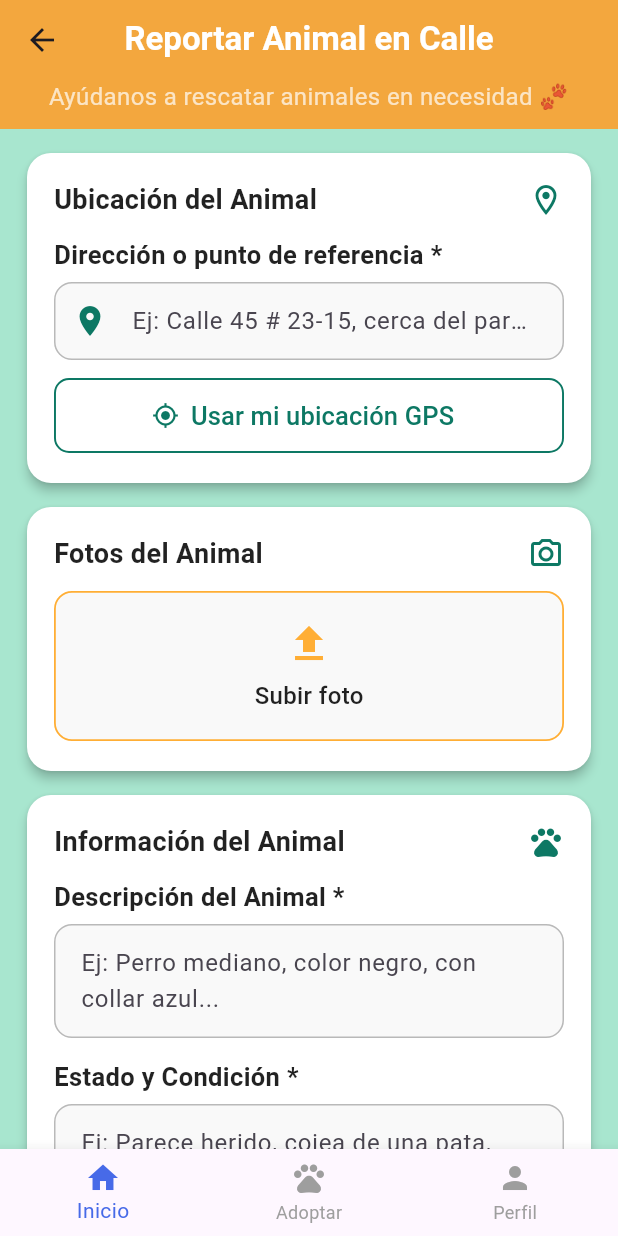
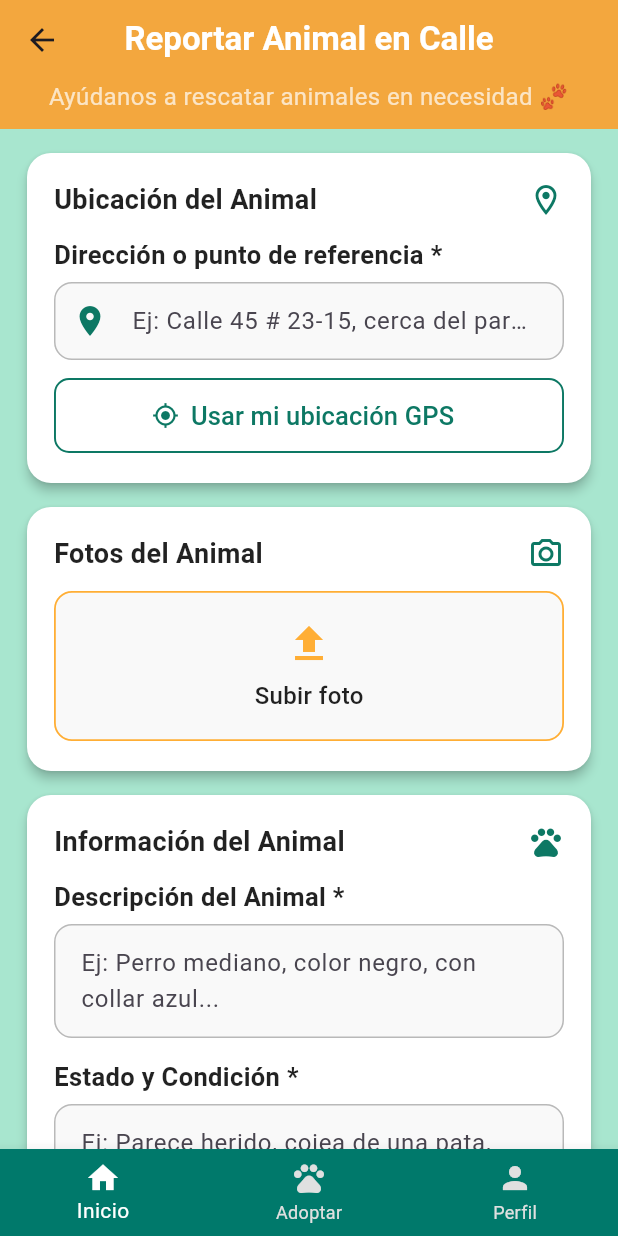
Before and after one commit to luaroca/HuellitAPPmovil, a Flutter app: the MainNavigationView screen opened directly with empty values, after a tap on "Reportar Animal", on a phone screen of 412 x 824 dp. Run offline on Flutter 3.47's test engine with Material 3 defaults, Android fonts, the phone set to English and light mode, and no system bars; our stand-ins replace cloud_firestore, firebase_auth, firebase_core, geocoding, geolocator, get; accounts and stored records are empty.

Commit message:
modificacion color de nvar y cambio de nombre

```diff
--- a/lib/vistas/navegacion/main_navigation_view.dart
+++ b/lib/vistas/navegacion/main_navigation_view.dart
@@ -5,7 +5,7 @@ import 'package:huellitas/vistas/home/home_view.dart';
 import 'package:huellitas/vistas/perfil_usuario_frm/perfilusuariovista.dart';
 
 class MainNavigationView extends StatefulWidget {
-  final String userName; // Usuario
+  final String userName;
   const MainNavigationView({Key? key, required this.userName}) : super(key: key);
 
   @override
@@ -16,9 +16,9 @@ class _MainNavigationViewState extends State<MainNavigationView> {
   int _selectedIndex = 0;
 
   final _navigatorKeys = [
-    GlobalKey<NavigatorState>(), // Home
-    GlobalKey<NavigatorState>(), // Adoptar
-    GlobalKey<NavigatorState>(), // Perfil
+    GlobalKey<NavigatorState>(),
+    GlobalKey<NavigatorState>(),
+    GlobalKey<NavigatorState>(),
   ];
 
   List<Widget> _buildScreens() => [
@@ -83,9 +83,7 @@ class _MainNavigationViewState extends State<MainNavigationView> {
   }
 
   void _changeTab(int newIndex) {
-    // Resetea el stack de navegación de la pestaña actual antes de cambiar el índice
     _navigatorKeys[_selectedIndex].currentState?.popUntil((route) => route.isFirst);
-
     setState(() {
       _selectedIndex = newIndex;
     });
@@ -100,9 +98,12 @@ class _MainNavigationViewState extends State<MainNavigationView> {
         body: IndexedStack(index: _selectedIndex, children: screens),
         bottomNavigationBar: BottomNavigationBar(
           currentIndex: _selectedIndex,
+          backgroundColor: const Color(0xFF00796B),
+          selectedItemColor: Colors.white,
+          unselectedItemColor: Colors.grey[300],
+          type: BottomNavigationBarType.fixed,
           onTap: (index) {
             if (index == _selectedIndex) {
-              // Si toca la misma pestaña, resetea su stack
               _navigatorKeys[index].currentState?.popUntil((route) => route.isFirst);
             } else {
               _changeTab(index);
@@ -113,8 +114,6 @@ class _MainNavigationViewState extends State<MainNavigationView> {
             BottomNavigationBarItem(icon: Icon(Icons.pets), label: 'Adoptar'),
             BottomNavigationBarItem(icon: Icon(Icons.person), label: 'Perfil'),
           ],
-          selectedItemColor: const Color(0xFF476AE8),
-          unselectedItemColor: Colors.grey,
         ),
       ),
     );
--- a/pubspec.yaml
+++ b/pubspec.yaml
@@ -40,6 +40,7 @@ dependencies:
   firebase_auth: ^6.1.1
   geolocator: ^10.1.0
   geocoding: ^3.0.0
+  curved_navigation_bar: ^1.0.3
 
 dev_dependencies:
   flutter_test:
```
Also changed, not shown: pubspec.lock, 1 other file.
